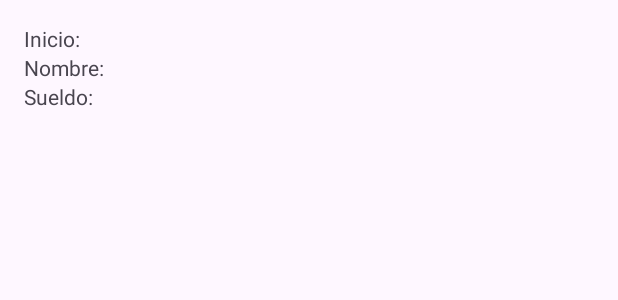
After one commit to jesus-tomas-girones/Examen_Proyecto_IoT_23_24, an Android app: the layout elemento_recycler.xml on its own in the app's theme, with its tools: preview values and no code run, on a phone screen of 412 x 824 dp. The commit adds this screen. Shown: the top 300 px of the screen. Run offline under Robolectric (Android 15) with nearby library versions, the phone set to English and light mode, and no system bars.

Commit message:
Apartado 4. RECICLERVIEW

```diff
--- a/app/build.gradle.kts
+++ b/app/build.gradle.kts
@@ -44,4 +44,6 @@ dependencies {
     implementation(platform("com.google.firebase:firebase-bom:32.7.0"))
     implementation("com.google.firebase:firebase-firestore")
     implementation ("com.firebaseui:firebase-ui-firestore:8.0.2")
+    implementation ("androidx.recyclerview:recyclerview:1.3.2")
+
 }
--- /dev/null
+++ b/app/src/main/res/layout/elemento_recycler.xml
@@ -0,0 +1,26 @@
+<!-- 4. RECICLERVIEW -->
+<LinearLayout xmlns:android="http://schemas.android.com/apk/res/android"
+    android:id="@+id/linear"
+    android:layout_width="match_parent"
+    android:layout_height="wrap_content"
+    android:orientation="vertical"
+    android:padding="16dp">
+
+    <TextView
+        android:id="@+id/tvInicio"
+        android:layout_width="wrap_content"
+        android:layout_height="wrap_content"
+        android:text="Inicio: " />
+
+    <TextView
+        android:id="@+id/tvNombre"
+        android:layout_width="wrap_content"
+        android:layout_height="wrap_content"
+        android:text="Nombre: " />
+
+    <TextView
+        android:id="@+id/tvSueldo"
+        android:layout_width="wrap_content"
+        android:layout_height="wrap_content"
+        android:text="Sueldo: " />
+</LinearLayout>
```
Also changed, not shown: app/src/main/java/com/example/examen_proyecto_iot_23_24/Adapter.java (added, +47 -0 lines), app/src/main/java/com/example/examen_proyecto_iot_23_24/MainActivity.java (+30 -0 lines), app/src/main/res/layout/activity_main.xml (+6 -8 lines).
